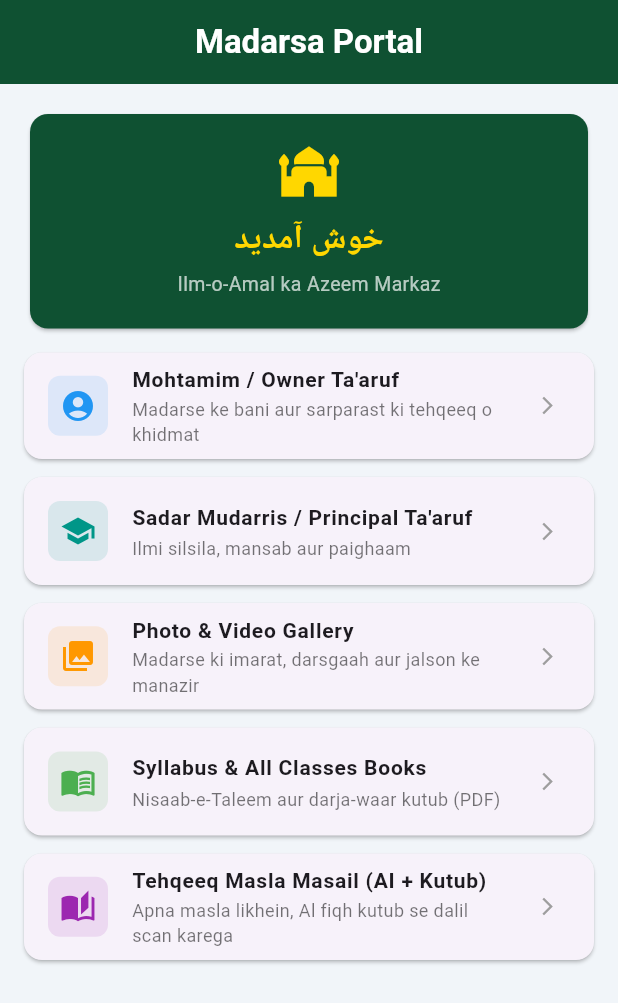
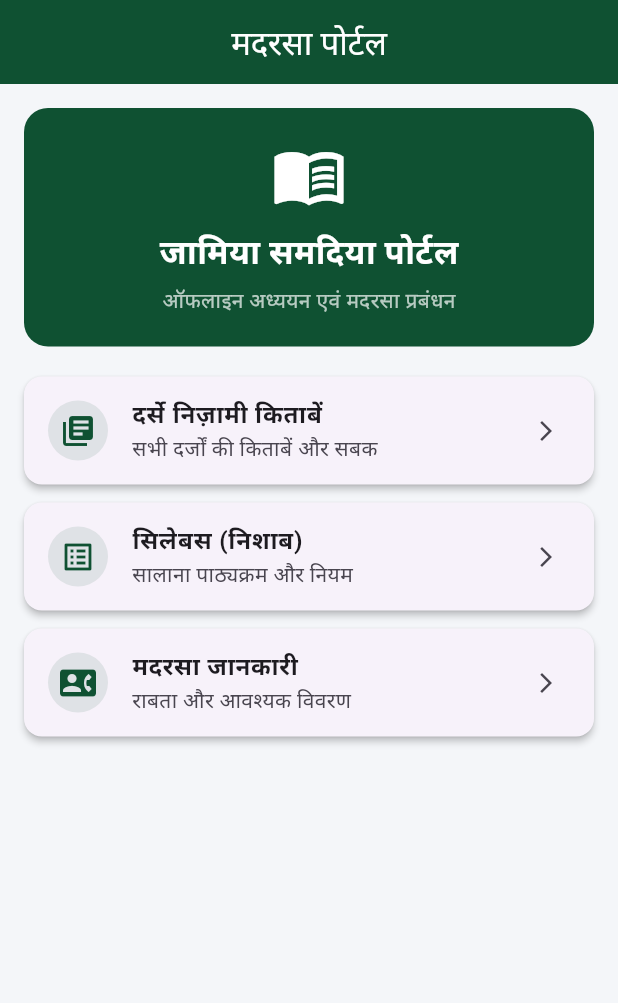
Before and after one commit to khan-88-del/Freefire, a Flutter app: the screen it shows after launch, on a phone screen of 412 x 824 dp. Shown: the top 1003 px of the screen. Run offline on Flutter 3.47's test engine with Material 3 defaults, Android fonts, the phone set to English and light mode, and no system bars.

Commit message:
Configure 100% stable offline portal without external network calls

```diff
--- a/lib/home_screen.dart
+++ b/lib/home_screen.dart
@@ -1,117 +1,66 @@
 import 'package:flutter/material.dart';
 
 class HomeScreen extends StatelessWidget {
-  const HomeScreen({Key? key}) : super(key: key);
+  const HomeScreen({super.key});
 
   @override
   Widget build(BuildContext context) {
     return Scaffold(
-      backgroundColor: const Color(0xFFF1F5F9),
       appBar: AppBar(
-        title: const Text(
-          'Madarsa Portal',
-          style: TextStyle(fontWeight: FontWeight.bold, color: Colors.white),
-        ),
+        title: const Text('मदरसा पोर्टल', style: TextStyle(color: Colors.white)),
         backgroundColor: const Color(0xFF0F5132),
+        centerTitle: true,
         elevation: 0,
-        centerTitle: true,
       ),
-      body: ListView(
-        padding: const EdgeInsets.all(16.0),
-        children: [
-          // Banner
-          Card(
-            color: const Color(0xFF0F5132),
-            shape: RoundedRectangleBorder(borderRadius: BorderRadius.circular(12)),
-            child: const Padding(
-              padding: EdgeInsets.symmetric(vertical: 20.0, horizontal: 16.0),
+      body: SafeArea(
+        child: ListView(
+          padding: const EdgeInsets.all(16.0),
+          children: [
+            Container(
+              padding: const EdgeInsets.all(20),
+              decoration: BoxDecoration(
+                color: const Color(0xFF0F5132),
+                borderRadius: BorderRadius.circular(16),
+              ),
               child: Column(
-                children: [
-                  Icon(Icons.mosque, size: 40, color: Color(0xFFFFD700)),
-                  SizedBox(height: 8),
+                children: const [
+                  Icon(Icons.menu_book, size: 50, color: Colors.white),
+                  SizedBox(height: 10),
                   Text(
-                    'خوش آمدید',
-                    style: TextStyle(
-                      fontSize: 22,
-                      fontWeight: FontWeight.bold,
-                      color: Color(0xFFFFD700),
-                    ),
+                    'जामिया समदिया पोर्टल',
+                    style: TextStyle(color: Colors.white, fontSize: 22, fontWeight: FontWeight.bold),
                   ),
-                  SizedBox(height: 4),
+                  SizedBox(height: 6),
                   Text(
-                    'Ilm-o-Amal ka Azeem Markaz',
-                    style: TextStyle(color: Colors.white70, fontSize: 13),
+                    'ऑफलाइन अध्ययन एवं मदरसा प्रबंधन',
+                    style: TextStyle(color: Colors.white70, fontSize: 14),
                   ),
                 ],
               ),
             ),
-          ),
-          const SizedBox(height: 12),
-
-          // Menu Options
-          _buildMenuItem(
-            icon: Icons.account_circle,
-            iconColor: Colors.blue,
-            title: "Mohtamim / Owner Ta'aruf",
-            subtitle: "Madarse ke bani aur sarparast ki tehqeeq o khidmat",
-          ),
-          _buildMenuItem(
-            icon: Icons.school,
-            iconColor: Colors.teal,
-            title: "Sadar Mudarris / Principal Ta'aruf",
-            subtitle: "Ilmi silsila, mansab aur paighaam",
-          ),
-          _buildMenuItem(
-            icon: Icons.photo_library,
-            iconColor: Colors.orange,
-            title: "Photo & Video Gallery",
-            subtitle: "Madarse ki imarat, darsgaah aur jalson ke manazir",
-          ),
-          _buildMenuItem(
-            icon: Icons.menu_book,
-            iconColor: Colors.green,
-            title: "Syllabus & All Classes Books",
-            subtitle: "Nisaab-e-Taleem aur darja-waar kutub (PDF)",
-          ),
-          _buildMenuItem(
-            icon: Icons.auto_stories,
-            iconColor: Colors.purple,
-            title: "Tehqeeq Masla Masail (AI + Kutub)",
-            subtitle: "Apna masla likhein, Al fiqh kutub se dalil scan karega",
-          ),
-        ],
+            const SizedBox(height: 20),
+            _buildTile(Icons.library_books, 'दर्से निज़ामी किताबें', 'सभी दर्जों की किताबें और सबक'),
+            _buildTile(Icons.list_alt, 'सिलेबस (निशाब)', 'सालाना पाठ्यक्रम और नियम'),
+            _buildTile(Icons.contact_phone, 'मदरसा जानकारी', 'राबता और आवश्यक विवरण'),
+          ],
+        ),
       ),
     );
   }
 
-  Widget _buildMenuItem({
-    required IconData icon,
-    required Color iconColor,
-    required String title,
-    required String subtitle,
-  }) {
+  static Widget _buildTile(IconData icon, String title, String subtitle) {
     return Card(
-      elevation: 1,
       margin: const EdgeInsets.only(bottom: 12),
       shape: RoundedRectangleBorder(borderRadius: BorderRadius.circular(12)),
+      elevation: 2,
       child: ListTile(
-        leading: Container(
-          padding: const EdgeInsets.all(8),
-          decoration: BoxDecoration(
-            color: iconColor.withOpacity(0.12),
-            borderRadius: BorderRadius.circular(8),
-          ),
-          child: Icon(icon, color: iconColor),
+        leading: CircleAvatar(
+          backgroundColor: const Color(0xFF0F5132).withOpacity(0.1),
+          child: Icon(icon, color: const Color(0xFF0F5132)),
         ),
-        title: Text(
-          title,
-          style: const TextStyle(fontWeight: FontWeight.w600, fontSize: 14),
-        ),
-        subtitle: Text(
-          subtitle,
-          style: const TextStyle(fontSize: 12, color: Colors.black54),
-        ),
-        trailing: const Icon(Icons.arrow_forward_ios, size: 14, color: Colors.grey),
+        title: Text(title, style: const TextStyle(fontWeight: FontWeight.bold)),
+        subtitle: Text(subtitle),
+        trailing: const Icon(Icons.arrow_forward_ios, size: 16),
         onTap: () {},
       ),
     );
--- a/lib/main.dart
+++ b/lib/main.dart
@@ -20,8 +20,8 @@ class MadarsaApp extends StatelessWidget {
       title: 'Madarsa Portal',
       debugShowCheckedModeBanner: false,
       theme: ThemeData(
-        primarySwatch: Colors.green,
-        visualDensity: VisualDensity.adaptivePlatformDensity,
+        primaryColor: const Color(0xFF0F5132),
+        scaffoldBackgroundColor: const Color(0xFFF4F6F9),
       ),
       home: const SplashScreen(),
     );
--- a/lib/splash_screen.dart
+++ b/lib/splash_screen.dart
@@ -42,7 +42,7 @@ class _SplashScreenState extends State<SplashScreen> {
             return const Center(
               child: Text(
                 'Jamia Samadiya',
-                style: TextStyle(color: Colors.white, fontSize: 24),
+                style: TextStyle(color: Colors.white, fontSize: 24, fontWeight: FontWeight.bold),
               ),
             );
           },
```
